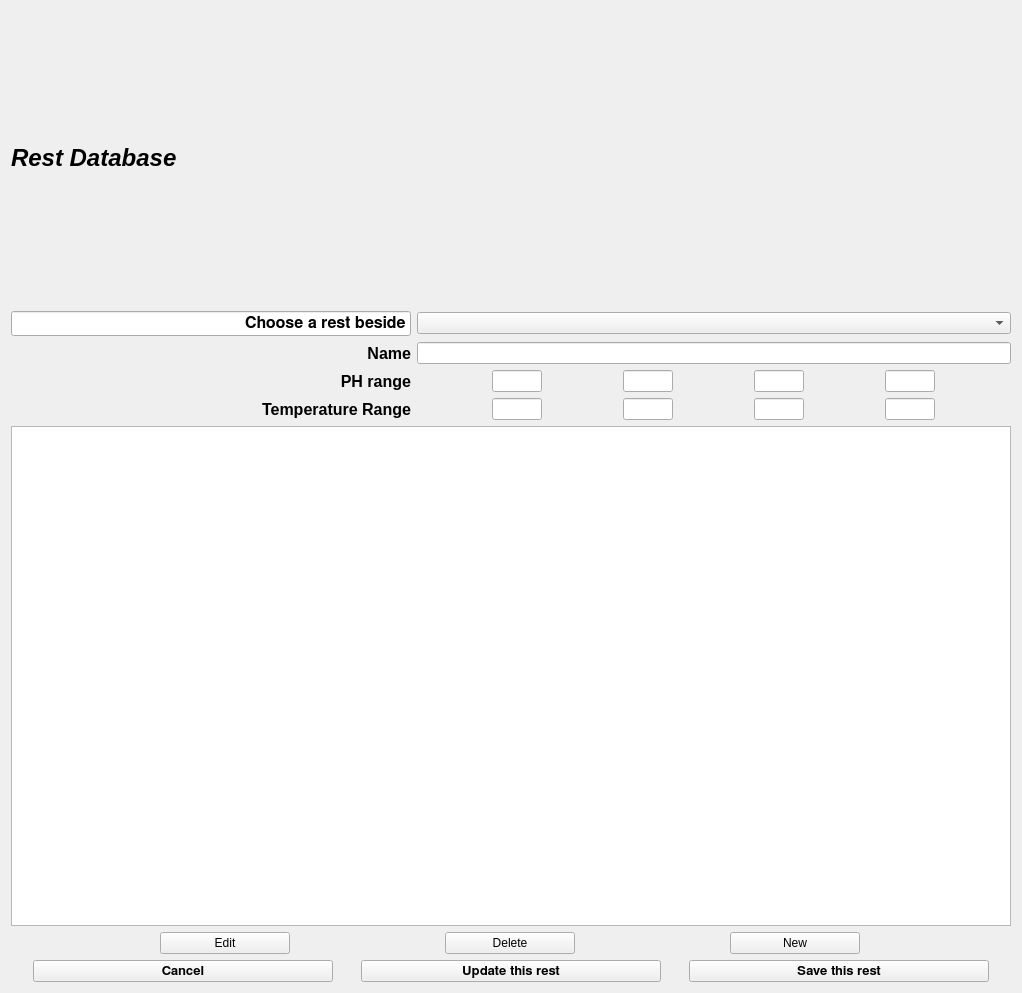
Old version of the form src/designer/restdialogcreate.ui in the repository jaaf/EasyBeer.
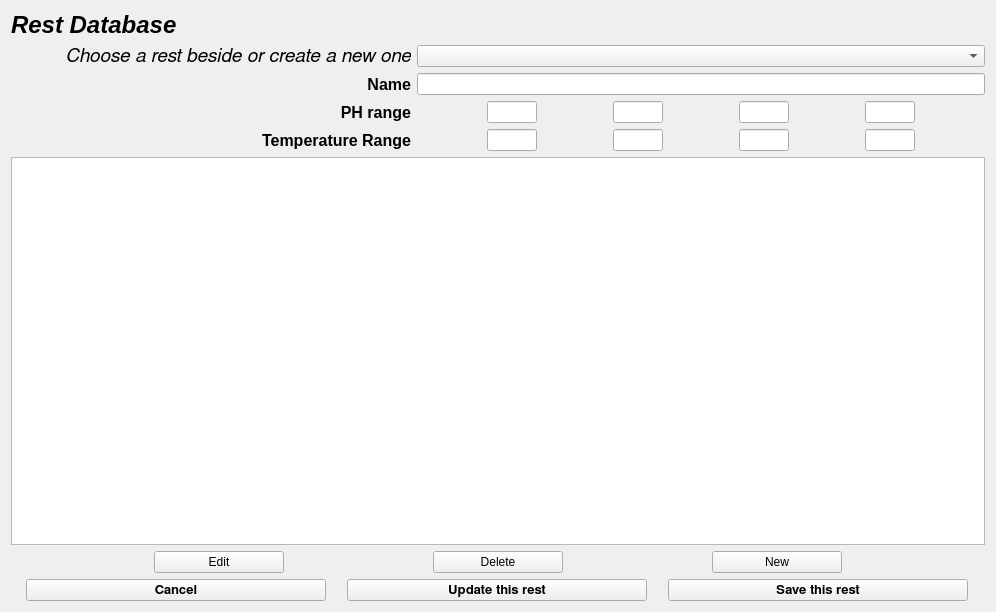
New version of the form.

Diff of the .ui file:
```diff
--- a/src/designer/restdialogcreate.ui
+++ b/src/designer/restdialogcreate.ui
@@ -6,8 +6,8 @@
    <rect>
     <x>0</x>
     <y>0</y>
-    <width>1022</width>
-    <height>993</height>
+    <width>996</width>
+    <height>612</height>
    </rect>
   </property>
   <property name="windowTitle">
@@ -259,23 +259,22 @@
       </widget>
      </item>
      <item row="0" column="0">
-      <widget class="QLineEdit" name="choose_edit">
-       <property name="maximumSize">
+      <widget class="QLabel" name="choose_label">
+       <property name="minimumSize">
         <size>
          <width>400</width>
-         <height>16777215</height>
+         <height>0</height>
         </size>
        </property>
        <property name="font">
         <font>
          <family>FreeSans</family>
-         <pointsize>12</pointsize>
-         <weight>75</weight>
-         <bold>true</bold>
+         <pointsize>14</pointsize>
+         <italic>true</italic>
         </font>
        </property>
        <property name="text">
-        <string>Choose a rest beside</string>
+        <string>Choose a rest beside or create a new one</string>
        </property>
        <property name="alignment">
         <set>Qt::AlignRight|Qt::AlignTrailing|Qt::AlignVCenter</set>
```
